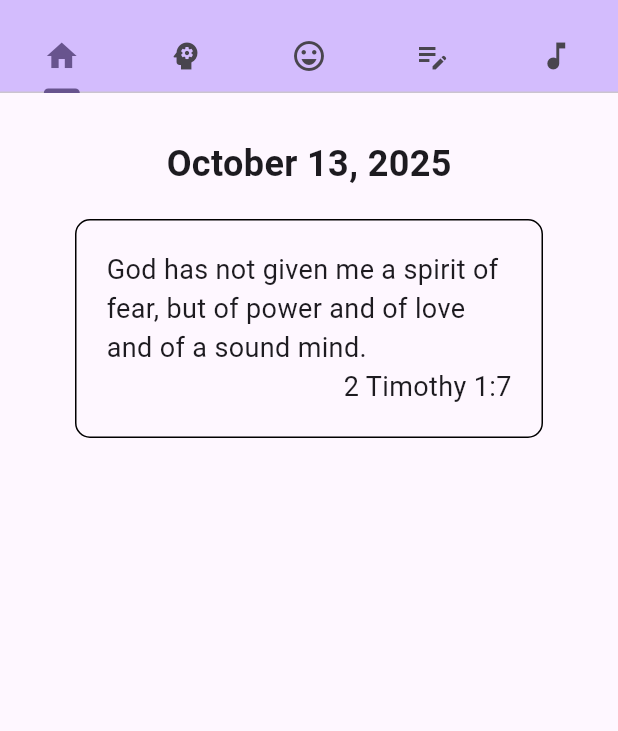
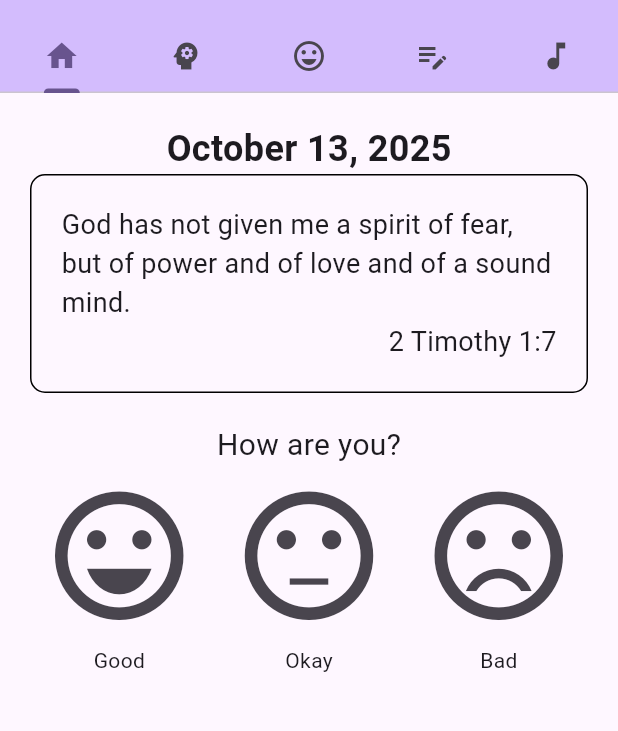
Before and after one commit to lajacl/mindfulness-app, a Flutter app: the screen it shows after launch, on a phone screen of 412 x 824 dp, the part 63-794 px from its top. Run offline on Flutter 3.47's test engine with Material 3 defaults, Android fonts, the phone set to English and light mode, and no system bars; our stand-ins replace shared_preferences, youtube_player_iframe.

Commit message:
Show current day synced mood on home page

```diff
--- a/lib/home.dart
+++ b/lib/home.dart
@@ -1,5 +1,7 @@
 import 'package:flutter/material.dart';
 import 'package:intl/intl.dart';
+import 'package:mindfulness_app/data.dart';
+import 'package:shared_preferences/shared_preferences.dart';
 
 class HomePage extends StatefulWidget {
   const HomePage({super.key});
@@ -9,31 +11,58 @@ class HomePage extends StatefulWidget {
 }
 
 class _HomePageState extends State<HomePage> {
-  final Map<String, String> message = {
+  final Map<String, String> _message = {
     'text':
         'God has not given me a spirit of fear, but of power and of love and of a sound mind.',
     'verse': '2 Timothy 1:7',
   };
+  Mood? _mood;
 
   String _getDate() {
     DateTime datetime = DateTime.now();
     return DateFormat('MMMM d, yyyy').format(datetime);
   }
 
+  Future<void> _loadMood() async {
+    final prefs = await SharedPreferences.getInstance();
+    if (prefs.containsKey('mood')) {
+      setState(() {
+        _mood = Mood.values.byName(prefs.getString('mood')!);
+      });
+    }
+  }
+
+  Future<void> _updateMood(Mood? mood) async {
+    final prefs = await SharedPreferences.getInstance();
+    if (mood != null) {
+      await prefs.setString('mood', mood.name);
+    } else {
+      await prefs.remove('mood');
+    }
+    setState(() {
+      _mood = mood;
+    });
+  }
+
+  @override
+  void initState() {
+    super.initState();
+    _loadMood();
+  }
+
   @override
   Widget build(BuildContext context) {
+    double screenWidth = MediaQuery.of(context).size.width;
+
     return Center(
       child: Padding(
-        padding: EdgeInsets.symmetric(horizontal: 50, vertical: 10),
+        padding: EdgeInsets.all(20),
         child: Column(
           mainAxisAlignment: MainAxisAlignment.start,
           children: <Widget>[
-            Padding(
-              padding: EdgeInsets.all(20),
-              child: Text(
-                _getDate(),
-                style: TextStyle(fontWeight: FontWeight.bold, fontSize: 24),
-              ),
+            Text(
+              _getDate(),
+              style: TextStyle(fontWeight: FontWeight.bold, fontSize: 24),
             ),
             Container(
               decoration: BoxDecoration(
@@ -44,11 +73,11 @@ class _HomePageState extends State<HomePage> {
                 padding: EdgeInsets.all(20),
                 child: Column(
                   children: [
-                    Text(message['text']!, style: TextStyle(fontSize: 18)),
+                    Text(_message['text']!, style: TextStyle(fontSize: 18)),
                     Align(
                       alignment: AlignmentGeometry.bottomRight,
                       child: Text(
-                        message['verse']!,
+                        _message['verse']!,
                         style: TextStyle(fontSize: 18),
                       ),
                     ),
@@ -56,6 +85,45 @@ class _HomePageState extends State<HomePage> {
                 ),
               ),
             ),
+            SizedBox(height: 20),
+            if (_mood == null)
+              Column(
+                children: [
+                  Text('How are you?', style: TextStyle(fontSize: 20)),
+                  Row(
+                    mainAxisAlignment: MainAxisAlignment.spaceBetween,
+                    children: Mood.values.map((mood) {
+                      return Column(
+                        children: [
+                          IconButton(
+                            icon: Icon(
+                              mood.icon,
+                              size: screenWidth / (Mood.values.length + 1),
+                            ),
+                            onPressed: () => _updateMood(mood),
+                          ),
+                          Text(mood.label),
+                        ],
+                      );
+                    }).toList(),
+                  ),
+                ],
+              )
+            else
+              Column(
+                children: [
+                  IconButton(
+                    icon: Icon(_mood!.icon, size: screenWidth / 4),
+                    onPressed: () => _updateMood(null),
+                  ),
+                  TextButton.icon(
+                    label: Text(_mood!.label),
+                    icon: Icon(Icons.edit),
+                    iconAlignment: IconAlignment.end,
+                    onPressed: () => _updateMood(null),
+                  ),
+                ],
+              ),
           ],
         ),
       ),
```
Also changed, not shown: lib/mood.dart (+15 -5 lines).
